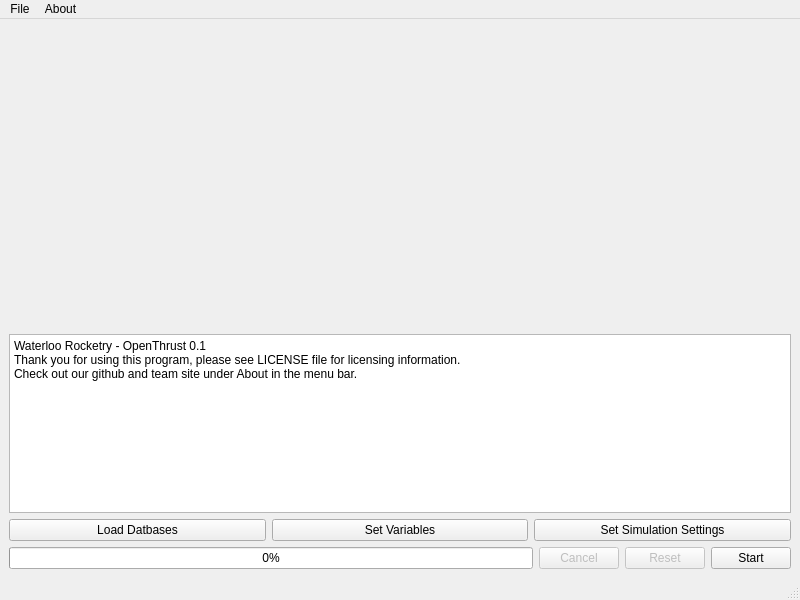
Before: the Qt Designer form UI/GUI.ui in waterloo-rocketry/OpenThrustPy, drawn with Qt 5.
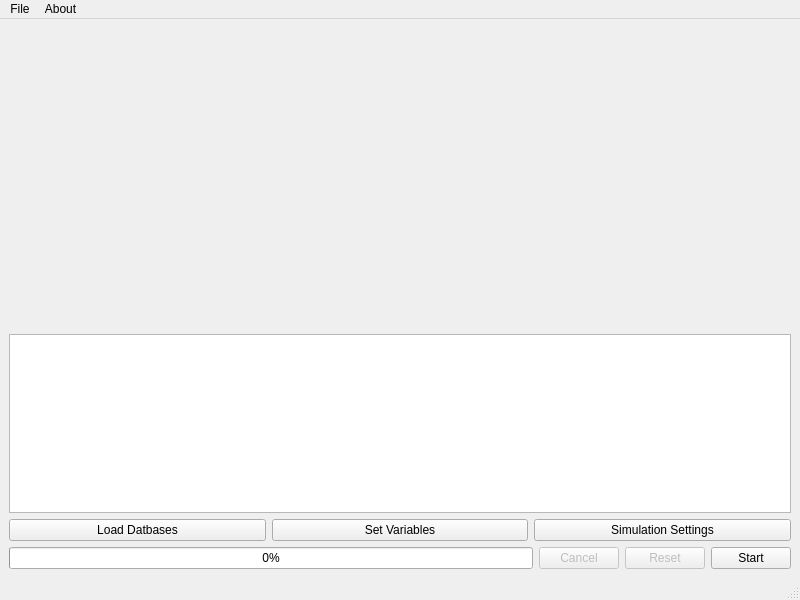
After: the same form once the commit is applied. Icons and pictures are not drawn.

```diff
--- a/UI/GUI.ui
+++ b/UI/GUI.ui
@@ -49,9 +49,7 @@
 &lt;html&gt;&lt;head&gt;&lt;meta name=&quot;qrichtext&quot; content=&quot;1&quot; /&gt;&lt;style type=&quot;text/css&quot;&gt;
 p, li { white-space: pre-wrap; }
 &lt;/style&gt;&lt;/head&gt;&lt;body style=&quot; font-family:'Sans Serif'; font-size:9pt; font-weight:400; font-style:normal;&quot;&gt;
-&lt;p style=&quot; margin-top:0px; margin-bottom:0px; margin-left:0px; margin-right:0px; -qt-block-indent:0; text-indent:0px;&quot;&gt;Waterloo Rocketry - OpenThrust 0.1&lt;/p&gt;
-&lt;p style=&quot; margin-top:0px; margin-bottom:0px; margin-left:0px; margin-right:0px; -qt-block-indent:0; text-indent:0px;&quot;&gt;Thank you for using this program, please see LICENSE file for licensing information.&lt;/p&gt;
-&lt;p style=&quot; margin-top:0px; margin-bottom:0px; margin-left:0px; margin-right:0px; -qt-block-indent:0; text-indent:0px;&quot;&gt;Check out our github and team site under About in the menu bar.&lt;/p&gt;&lt;/body&gt;&lt;/html&gt;</string>
+&lt;p style=&quot;-qt-paragraph-type:empty; margin-top:0px; margin-bottom:0px; margin-left:0px; margin-right:0px; -qt-block-indent:0; text-indent:0px;&quot;&gt;&lt;br /&gt;&lt;/p&gt;&lt;/body&gt;&lt;/html&gt;</string>
           </property>
          </widget>
         </item>
@@ -74,7 +72,7 @@
           <item>
            <widget class="QPushButton" name="setSimulationButton">
             <property name="text">
-             <string>Set Simulation Settings</string>
+             <string>Simulation Settings</string>
             </property>
            </widget>
           </item>
```
Left out of the diff: 2 changed lines with no effect on the pictures.
